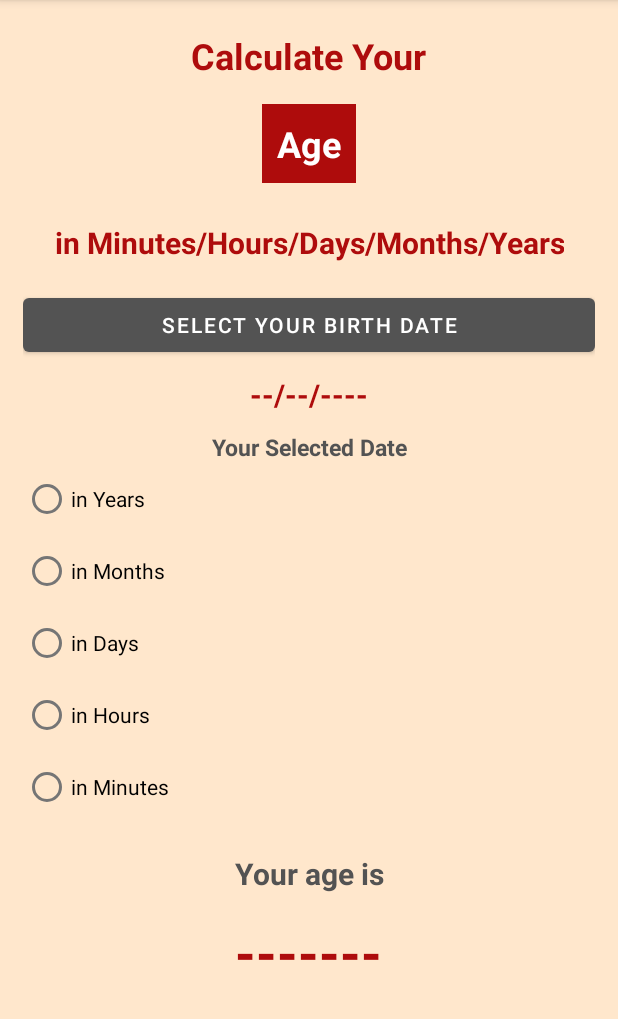
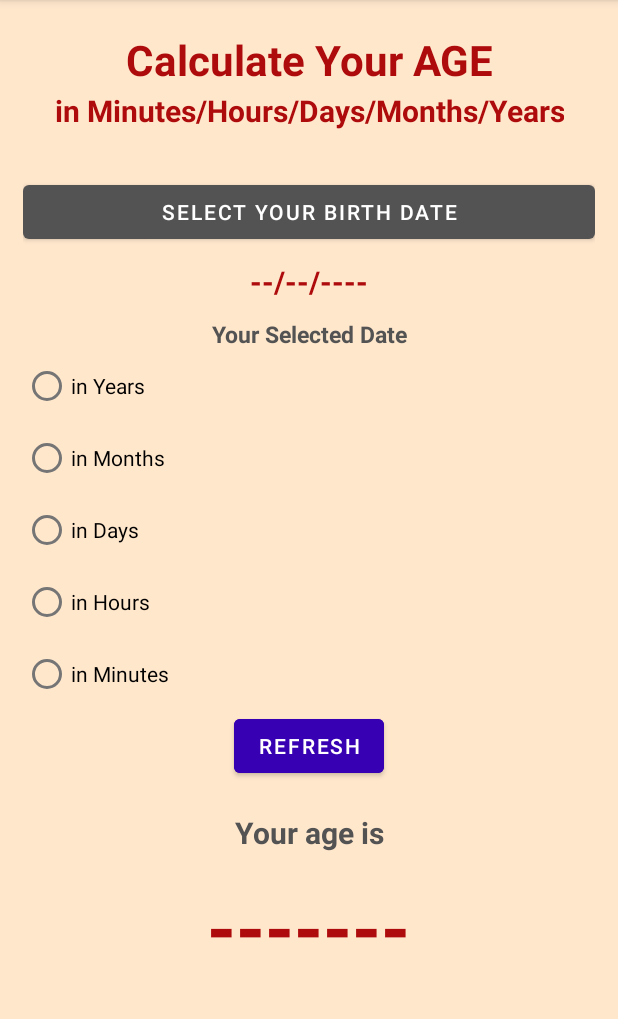
Before and after one commit to swoyam2609/App-Dev-Kotlin, an Android app: the screen it shows after launch (MainActivity), on a phone screen of 412 x 824 dp, the part 84-1103 px from its top. Run offline under Robolectric (Android 15) with nearby library versions, the phone set to English and light mode, and no system bars.

Commit message:
App Finally Ready
1st Project Done

```diff
--- a/Age-Calculator/app/src/main/res/layout/activity_main.xml
+++ b/Age-Calculator/app/src/main/res/layout/activity_main.xml
@@ -16,31 +16,21 @@
         android:layout_width="wrap_content"
         android:layout_height="wrap_content"
         android:layout_marginTop="5dp"
-        android:text="Calculate Your"
+        android:layout_marginBottom="1dp"
+        android:text="Calculate Your AGE"
         android:textAlignment="center"
         android:textColor="#AE0C0C"
-        android:textSize="24sp"
+        android:textSize="28sp"
         android:textStyle="bold"
         />
+
 
     <TextView
         android:layout_width="wrap_content"
         android:layout_height="wrap_content"
-        android:layout_marginTop="16dp"
-        android:textColor="#FFFFFF"
-        android:padding="10dp"
-        android:textSize="24sp"
-        android:textStyle="bold"
-        android:text="Age"
-        android:background="#AE0C0C"
-        />
-
-    <TextView
-        android:layout_width="wrap_content"
-        android:layout_height="wrap_content"
-        android:layout_marginTop="16dp"
+        android:layout_marginTop="0dp"
         android:textColor="#AE0C0C"
-        android:padding="10dp"
+        android:padding="0dp"
         android:textSize="20sp"
         android:textStyle="bold"
         android:text="in Minutes/Hours/Days/Months/Years"
@@ -51,7 +41,7 @@
         android:id="@+id/buttonDatePicker"
         android:layout_width="match_parent"
         android:layout_height="wrap_content"
-        android:layout_marginTop="7dp"
+        android:layout_marginTop="30dp"
         android:text="Select your Birth Date" />
 
     <TextView
@@ -87,13 +77,13 @@
 
         <RadioButton
             android:id="@+id/radioButtonYear"
-            android:layout_width="wrap_content"
+            android:layout_width="match_parent"
             android:layout_height="wrap_content"
             android:text="in Years" />
 
         <RadioButton
             android:id="@+id/radioButtonMonth"
-            android:layout_width="wrap_content"
+            android:layout_width="match_parent"
             android:layout_height="wrap_content"
             android:text="in Months" />
 
@@ -116,6 +106,13 @@
             android:text="in Minutes" />
     </RadioGroup>
 
+    <Button
+        android:id="@+id/refresh"
+        android:layout_width="wrap_content"
+        android:layout_height="wrap_content"
+        android:text="Refresh"
+        android:backgroundTint="@color/purple_700"/>
+
     <TextView
         android:layout_width="wrap_content"
         android:layout_height="wrap_content"
@@ -135,6 +132,8 @@
         android:text="-------"
         android:textAlignment="center"
         android:textColor="#AE0C0C"
-        android:textSize="35sp"
+        android:textSize="50sp"
         android:textStyle="bold" />
+
+
 </LinearLayout>
```
Also changed, not shown: Age-Calculator/app/src/main/java/com/example/agecalculator/MainActivity.kt (+82 -6 lines).
